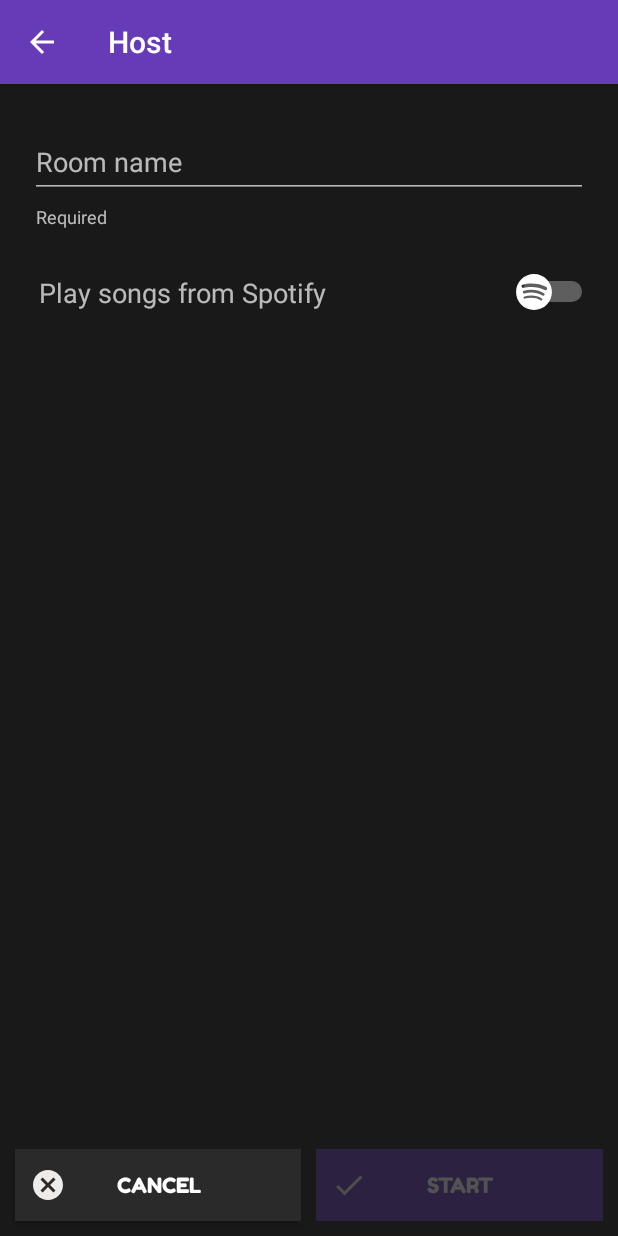
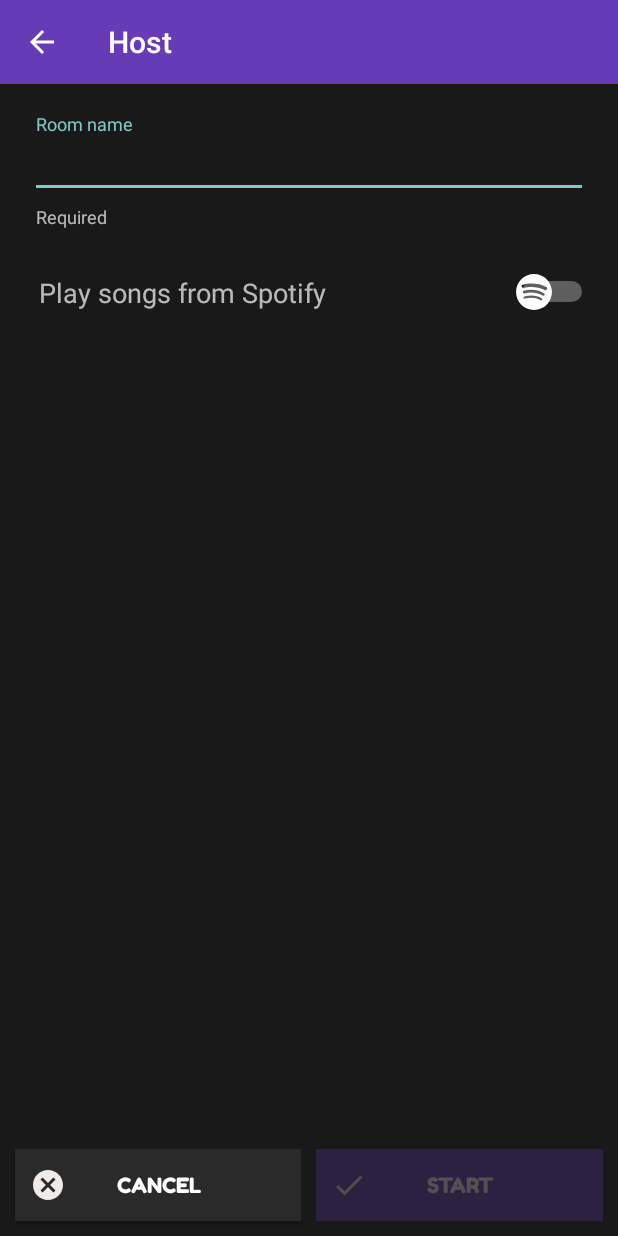
Before and after one commit to tbrockman/turnip, an Android app: the HostActivity screen opened directly, with no data from a screen before it, on a phone screen of 412 x 824 dp. Run offline under Robolectric (Android 15) with nearby library versions, the phone set to English and light mode, and no system bars; libraries missing offline, so code that uses them is left out: com.spotify.sdk; 2 statements that could not run were skipped.

```diff
--- a/app/src/main/java/ca/turnip/turnip/HostActivity.java
+++ b/app/src/main/java/ca/turnip/turnip/HostActivity.java
@@ -190,6 +190,9 @@ public class HostActivity extends BackgroundServiceConnectedActivity {
             @Override
             public void afterTextChanged(Editable s) {}
         });
+        roomName.requestFocus();
+        InputMethodManager imm = (InputMethodManager)getSystemService(this.INPUT_METHOD_SERVICE);
+        imm.toggleSoftInput(InputMethodManager.SHOW_FORCED,InputMethodManager.HIDE_IMPLICIT_ONLY);
     }
 
     private void initializeTable() {
--- a/app/src/main/res/layout/activity_host.xml
+++ b/app/src/main/res/layout/activity_host.xml
@@ -43,9 +43,11 @@
                         android:id="@+id/roomName"
                         android:layout_width="fill_parent"
                         android:layout_height="wrap_content"
-                        android:maxLines="1"
+                        android:focusableInTouchMode="true"
+                        android:focusedByDefault="true"
+                        android:imeOptions="actionDone"
                         android:inputType="text"
-                        android:imeOptions="actionDone" />
+                        android:maxLines="1" />
                 </android.support.design.widget.TextInputLayout>
 
             </TableRow>
```
Also changed, not shown: app/src/main/java/ca/turnip/turnip/RoomActivity.java (+16 -3 lines), app/src/main/java/ca/turnip/turnip/ServerJukebox.java (+7 -4 lines).
